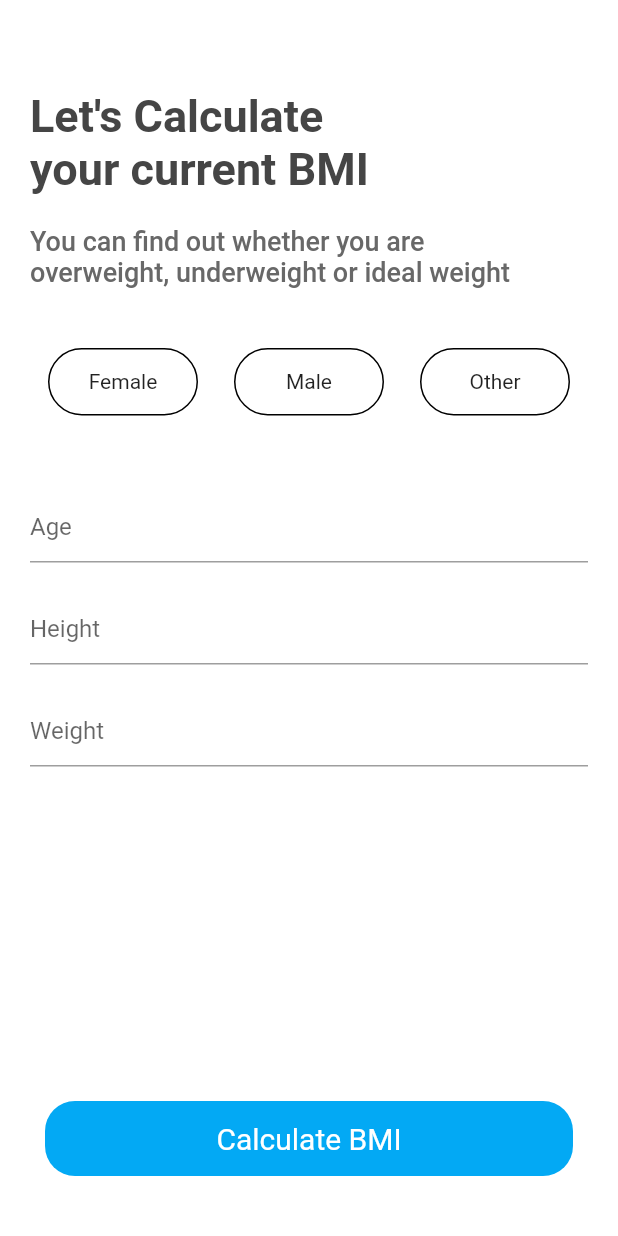
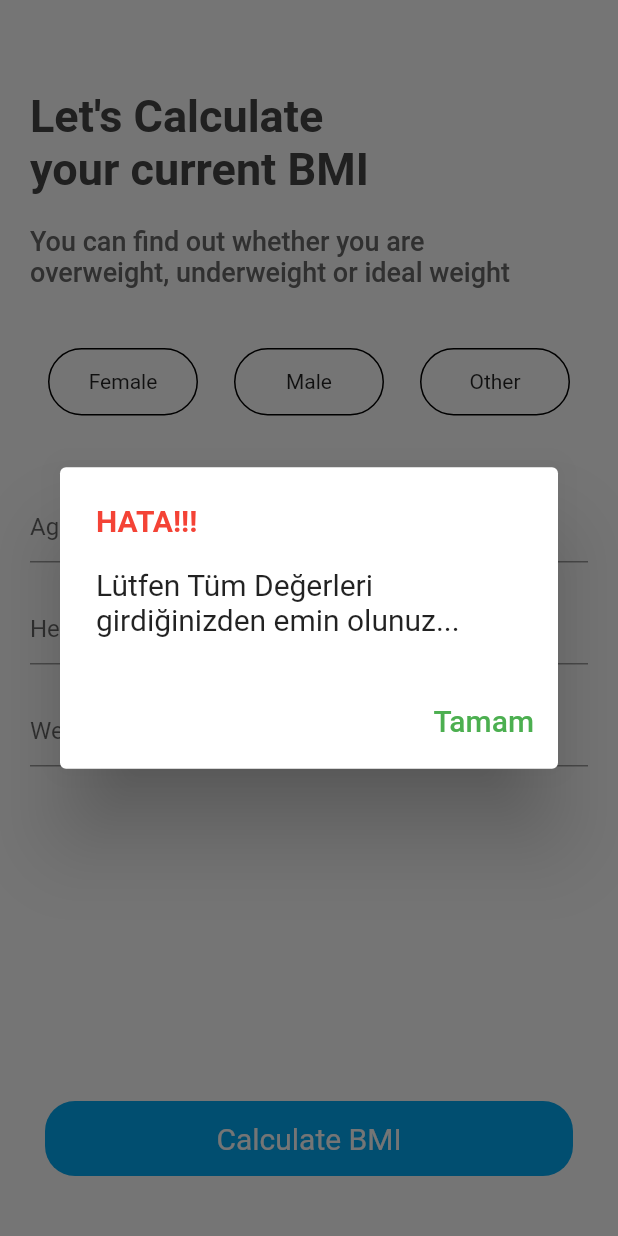
Before and after one commit to TarkanKara/BMI_CalculatorApp, a Flutter app: the screen it shows after launch, after a tap on "Calculate BMI", on a phone screen of 412 x 824 dp. Run offline on Flutter 3.47's test engine with Material 2 defaults, Android fonts, the phone set to English and light mode, and no system bars.

Commit message:
regulation home_page.dart

```diff
--- a/lib/home_page.dart
+++ b/lib/home_page.dart
@@ -4,6 +4,7 @@ import 'package:flutter/material.dart';
 
 //Methods
 import 'methods/genderSelectedButton.dart';
+import 'methods/newShowDialog.dart';
 import 'methods/newTextField.dart';
 
 enum Genderselected { female, male, other }
@@ -123,9 +124,24 @@ class _HomePageState extends State<HomePage> {
             const Spacer(),
             GestureDetector(
               onTap: () {
+                if (ageController.text.isEmpty ||
+                    heightController.text.isEmpty ||
+                    weightController.text.isEmpty) {
+                  newShowDialog(
+                    context,
+                    "HATA!!!",
+                    "Lütfen Tüm Değerleri girdiğinizden emin olunuz...",
+                    "Tamam",
+                  );
+                } else {
                   yas = double.parse(ageController.text);
+                  if (yas >= 0 && yas <= 110) {
                     height = double.parse(heightController.text);
+
+                    if (height >= 50 && height <= 220) {
                       weight = double.parse(weightController.text);
+
+                      if (weight > 50 && weight <= 300) {
                         CalculateBMI calculateBMI =
                             CalculateBMI(height: height, weight: weight);
                         Navigator.push(
@@ -136,7 +152,32 @@ class _HomePageState extends State<HomePage> {
                               resultt: calculateBMI.getResult(),
                               feddback: calculateBMI.feedBack(),
                             ),
-                    ));
+                          ),
+                        );
+                      } else {
+                        newShowDialog(
+                          context,
+                          "HATALI Kilo Aralığı",
+                          "50 ile 300 Kg Arası bir Değer giriniz.",
+                          "Tamam",
+                        );
+                      }
+                    } else {
+                      newShowDialog(
+                          context,
+                          "HATALI Boy Uzunluğu",
+                          "50 cm ile 220 cm aralığı bir boy uzunluğu giriniz.",
+                          "Tamam");
+                    }
+                  } else {
+                    newShowDialog(
+                      context,
+                      "HATALI Yaş Aralığı",
+                      "0 ile 110 arası bir yaş aralığı giriniz",
+                      "Tamam",
+                    );
+                  }
+                }
               },
               child: Container(
                 margin: const EdgeInsets.only(left: 10, right: 10),
```
Lines whose indentation alone changed are shown as unchanged.
